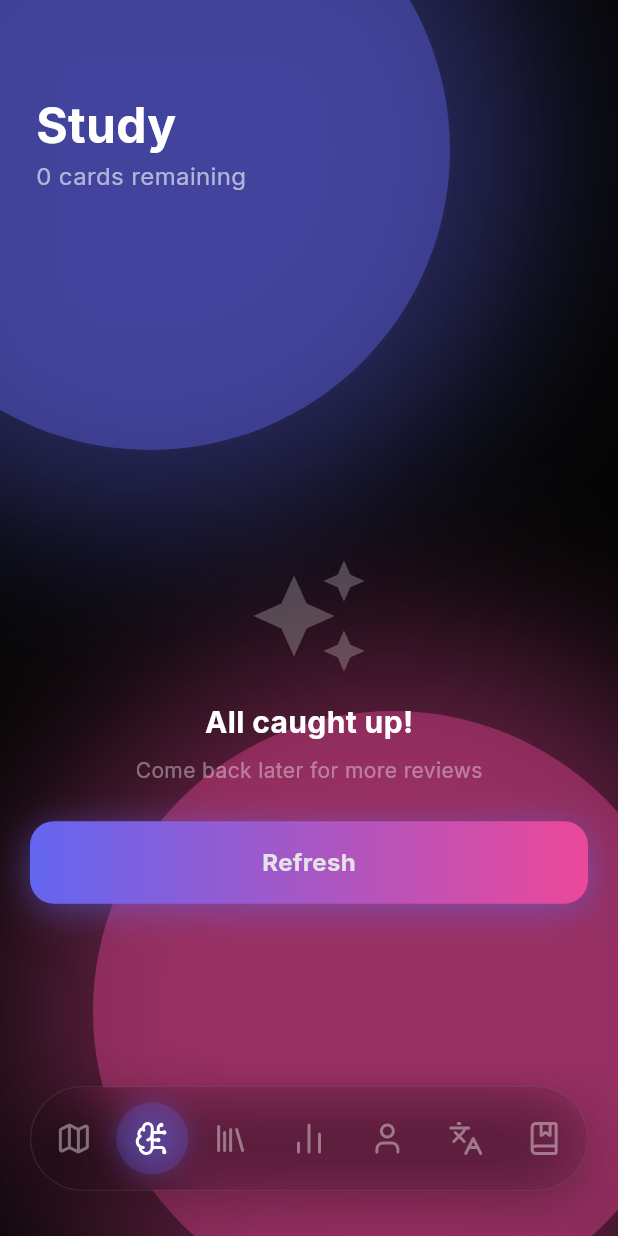
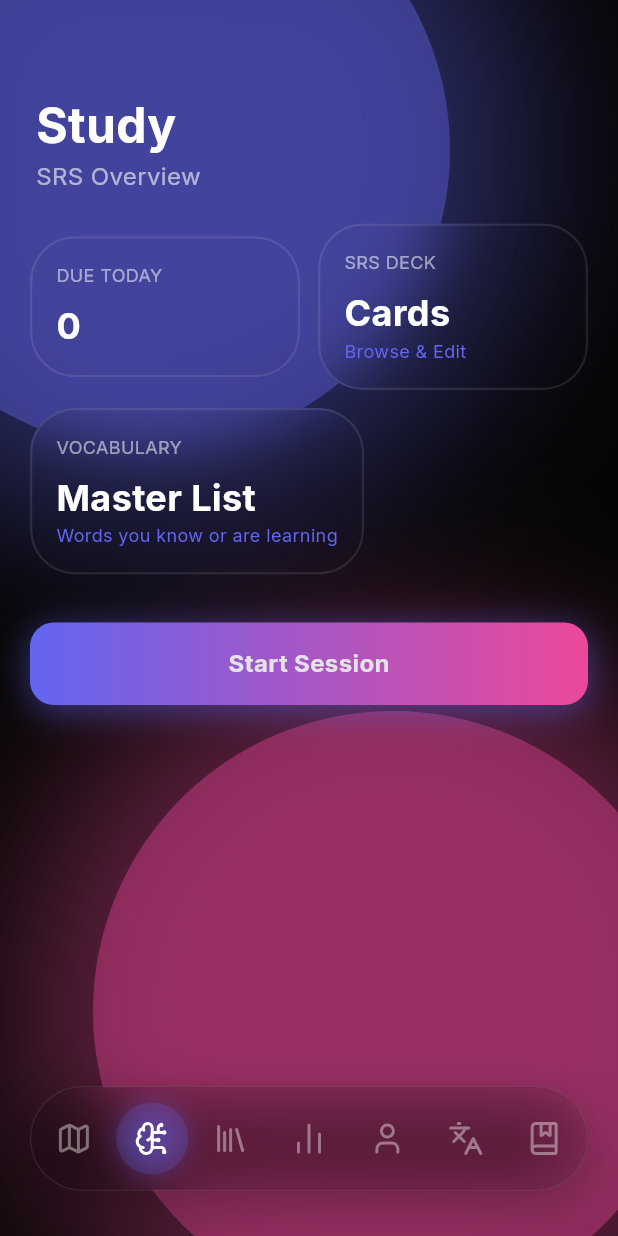
Before and after one commit to NikKowPHP/lexity_mobile, a Flutter app: the StudyScreen screen opened by its route, on a phone screen of 412 x 824 dp. Run offline on Flutter 3.47's test engine with Material 3 defaults, Android fonts, the phone set to English and light mode, and no system bars; drawn by our look-alikes of flutter_animate; our stand-ins replace file_picker, fl_chart, flutter_markdown, flutter_riverpod, go_router, google_fonts and 5 more; missing offline and left inert: flutter_inappwebview; accounts and stored records are empty; network calls fail.

Commit message:
feat: Implement SRS items management screen and refactor study screen with a new dashboard overview.

```diff
--- a/lib/services/srs_service.dart
+++ b/lib/services/srs_service.dart
@@ -154,6 +154,17 @@ class SrsService {
       return [];
     }
   }
+
+  Future<void> deleteItem(String id) async {
+    _logger.info('SrsService: Deleting SRS item: $id');
+    final response = await http.delete(
+      Uri.parse('${AppConstants.baseUrl}/api/srs/items?id=$id'),
+      headers: await _getHeaders(),
+    );
+    if (response.statusCode != 200 && response.statusCode != 204) {
+      throw Exception('Failed to delete flashcard');
+    }
+  }
 }
 
 final srsServiceProvider = Provider((ref) => SrsService(ref, ref.watch(tokenServiceProvider(TokenType.auth))));
--- a/lib/ui/screens/study_screen.dart
+++ b/lib/ui/screens/study_screen.dart
@@ -2,11 +2,13 @@ import 'dart:math';
 import 'package:flutter/material.dart';
 import 'package:flutter_riverpod/flutter_riverpod.dart';
 import 'package:flutter_animate/flutter_animate.dart';
+import 'package:go_router/go_router.dart';
 import '../../models/srs_item.dart';
 import '../../providers/srs_provider.dart';
 import '../../providers/user_provider.dart';
 import '../widgets/liquid_components.dart';
 import '../widgets/glass_scaffold.dart';
+import '../widgets/analytics_components.dart';
 
 class StudyScreen extends ConsumerStatefulWidget {
   const StudyScreen({super.key});
@@ -17,6 +19,7 @@ class StudyScreen extends ConsumerStatefulWidget {
 
 class _StudyScreenState extends ConsumerState<StudyScreen> {
   bool isFlipped = false;
+  bool isSessionActive = false;
 
   @override
   void initState() {
@@ -33,22 +36,72 @@ class _StudyScreenState extends ConsumerState<StudyScreen> {
     ref.read(srsProvider.notifier).answerCard(quality);
   }
 
+  Widget buildDashboard(int dueCount) {
+    return Column(
+      crossAxisAlignment: CrossAxisAlignment.start,
+      children: [
+        Row(
+          children: [
+            Expanded(
+              child: DashboardSummaryCard(
+                label: "DUE TODAY",
+                value: "$dueCount",
+                onTap: dueCount > 0 ? () => setState(() => isSessionActive = true) : null,
+              ),
+            ),
+            const SizedBox(width: 12),
+            Expanded(
+              child: DashboardSummaryCard(
+                label: "SRS DECK",
+                value: "Cards",
+                subValue: "Browse & Edit",
+                onTap: () => context.push('/srs-items'),
+              ),
+            ),
+          ],
+        ),
+        const SizedBox(height: 12),
+        DashboardSummaryCard(
+          label: "VOCABULARY",
+          value: "Master List",
+          subValue: "Words you know or are learning",
+          onTap: () => context.push('/vocabulary'),
+        ),
+        const SizedBox(height: 32),
+        LiquidButton(
+          text: "Start Session",
+          onTap: dueCount > 0 ? () => setState(() => isSessionActive = true) : () {},
+        ),
+      ],
+    );
+  }
+
   @override
   Widget build(BuildContext context) {
     final state = ref.watch(srsProvider);
     final activeLang = ref.watch(activeLanguageProvider);
 
-    return GlassScaffold(
-      title: 'Study',
-      subtitle: '${state.deck.length} cards remaining',
-      showBackButton: false,
+    return PopScope(
+      canPop: !isSessionActive,
+      onPopInvokedWithResult: (didPop, result) {
+        if (!didPop && isSessionActive) {
+          setState(() => isSessionActive = false);
+        }
+      },
+      child: GlassScaffold(
+        title: isSessionActive ? 'Study Session' : 'Study',
+        subtitle: isSessionActive ? '${state.deck.length} remaining' : 'SRS Overview',
+        showBackButton: isSessionActive,
         body: SliverFillRemaining(
           hasScrollBody: false,
           child: state.isLoading
             ? const Center(child: CircularProgressIndicator(color: Colors.white))
+            : !isSessionActive
+              ? buildDashboard(state.deck.length)
               : state.currentCard == null
                 ? _buildEmptyState(activeLang)
                 : _buildFlashcard(state.currentCard!),
+        ),
       ),
     );
   }
--- a/lib/ui/widgets/analytics_components.dart
+++ b/lib/ui/widgets/analytics_components.dart
@@ -9,17 +9,21 @@ class DashboardSummaryCard extends StatelessWidget {
   final String label;
   final String value;
   final String? subValue;
+  final VoidCallback? onTap;
 
   const DashboardSummaryCard({
     super.key,
     required this.label,
     required this.value,
     this.subValue,
+    this.onTap,
   });
 
   @override
   Widget build(BuildContext context) {
-    return GlassCard(
+    return GestureDetector(
+      onTap: onTap,
+      child: GlassCard(
         padding: 16,
         child: Column(
           crossAxisAlignment: CrossAxisAlignment.start,
@@ -33,6 +37,7 @@ class DashboardSummaryCard extends StatelessWidget {
             if (subValue != null)
               Text(subValue!, style: const TextStyle(color: LiquidTheme.primaryAccent, fontSize: 12)),
           ],
+        ),
       ),
     );
   }
```
Also changed, not shown: lib/providers/srs_provider.dart (+53 -8 lines), lib/router/router.dart (+11 -10 lines), lib/ui/screens/srs_items_screen.dart (added, +85 -0 lines). Lines whose indentation alone changed are shown as unchanged.
